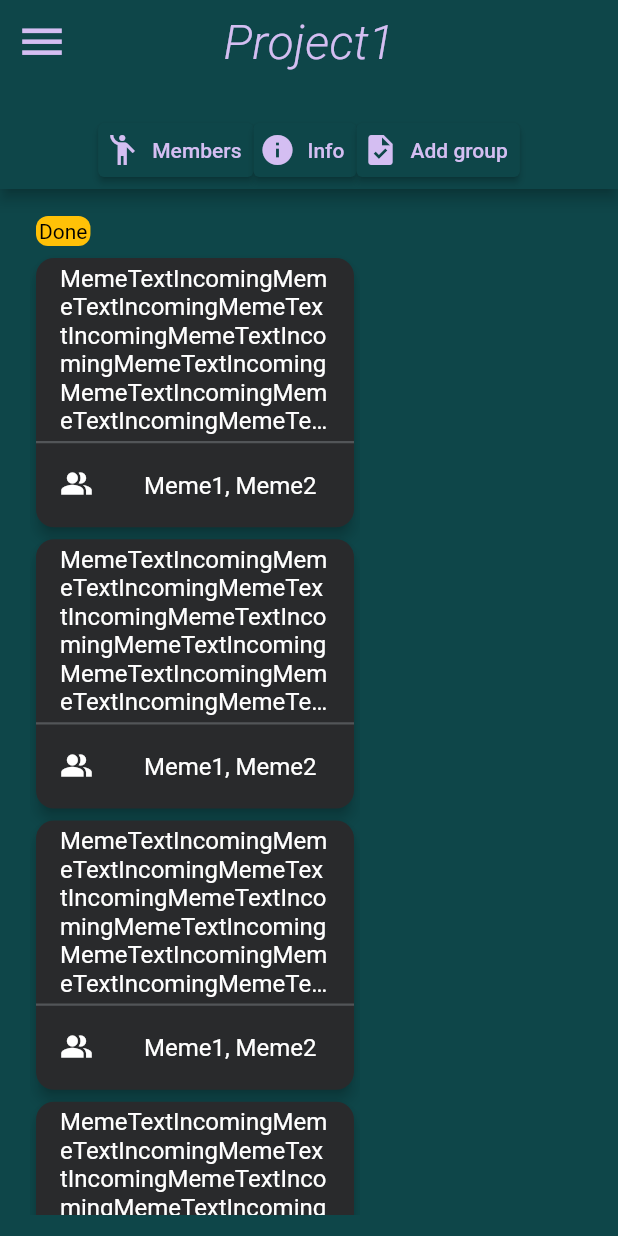
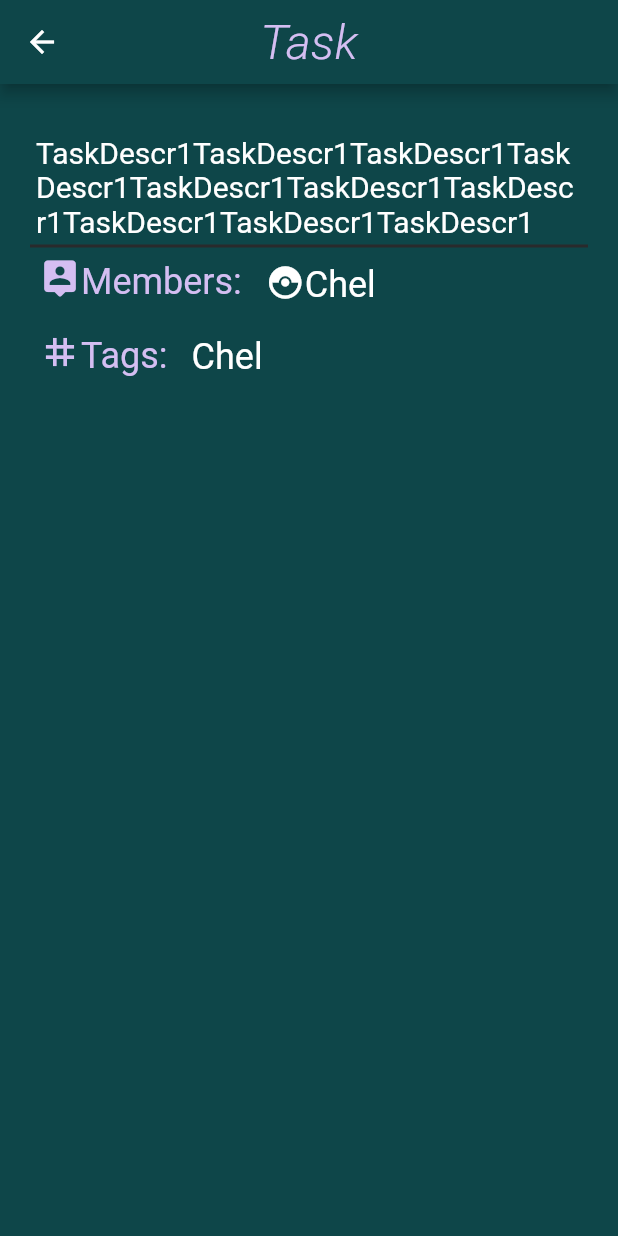
Before and after one commit to O-Tempora/Mobiles, a Flutter app: the ProjectPage screen opened directly, after a tap on "MemeTextIncomingMemeTextIncomingMemeText", on a phone screen of 412 x 824 dp. Run offline on Flutter 3.47's test engine with Material 2 defaults, Android fonts, the phone set to English and light mode, and no system bars; our stand-ins replace flutter_svg.

Commit message:
feat: added member and task pages, started mapping

```diff
--- a/app/lib/components/ProjectDrawer.dart
+++ b/app/lib/components/ProjectDrawer.dart
@@ -44,8 +44,10 @@ class _ProjectDrawerState extends State<ProjectDrawer> {
               children: [
                 Padding(
                   padding: EdgeInsets.fromLTRB(0, 8, 0, 8),
+                  child: Card(
+                    color: Color.fromARGB(255, 39, 41, 41),
+                    elevation: 16,
                     child: ListTile(
-                    tileColor: Color.fromARGB(255, 59, 59, 59),
                       title: Container(
                         alignment: Alignment.centerLeft,
                         child: const Text(
@@ -59,10 +61,13 @@ class _ProjectDrawerState extends State<ProjectDrawer> {
                       onTap: () => {Navigator.of(context).pop()},
                     ),
                   ),
+                ),
                 Padding(
                   padding: EdgeInsets.fromLTRB(0, 8, 0, 8),
+                  child: Card(
+                    color: Color.fromARGB(255, 39, 41, 41),
+                    elevation: 16,
                     child: ListTile(
-                    tileColor: Color.fromARGB(255, 59, 59, 59),
                       title: Container(
                         alignment: Alignment.centerLeft,
                         child: const Text(
@@ -76,14 +81,17 @@ class _ProjectDrawerState extends State<ProjectDrawer> {
                       onTap: () => {Navigator.of(context).pop()},
                     ),
                   ),
+                ),
                 Padding(
                   padding: EdgeInsets.fromLTRB(0, 8, 0, 8),
+                  child: Card(
+                    color: Color.fromARGB(255, 39, 41, 41),
+                    elevation: 16,
                     child: ListTile(
-                    tileColor: Color.fromARGB(255, 59, 59, 59),
                       title: Container(
                         alignment: Alignment.centerLeft,
                         child: const Text(
-                        'Flutter goes brrrrrr',
+                          'Pomogite',
                           style: TextStyle(
                             color: Color.fromRGBO(212, 190, 242, 1.0),
                             fontSize: 16
@@ -91,6 +99,7 @@ class _ProjectDrawerState extends State<ProjectDrawer> {
                         )
                       ),
                       onTap: () => {Navigator.of(context).pop()},
+                    ),
                   ),
                 ),
               ],
--- a/app/lib/components/Task.dart
+++ b/app/lib/components/Task.dart
@@ -1,6 +1,7 @@
 import 'package:flutter/src/widgets/container.dart';
 import 'package:flutter/src/widgets/framework.dart';
 import 'package:flutter/material.dart';
+import 'package:app/pages/taskDetailed.dart';
 
 class Task extends StatefulWidget {
   const Task({super.key});
@@ -13,7 +14,12 @@ class _TaskState extends State<Task> {
   @override
   Widget build(BuildContext context) {
     return GestureDetector(
-      onTap: () {},
+      onTap: () => {
+        Navigator.push(
+          context,
+          MaterialPageRoute(builder:(context) => const TaskDetailed())
+        )
+      },
       child: Card(
         elevation: 4.0,
         shape: RoundedRectangleBorder(
--- a/app/lib/pages/authentication.dart
+++ b/app/lib/pages/authentication.dart
@@ -20,7 +20,7 @@ class _AuthenticationPageState extends State<AuthenticationPage> {
       body: Column(
         children: <Widget>[
           Padding(
-            padding: const EdgeInsets.only(top: 80),
+            padding: const EdgeInsets.only(top: 40),
             child: logo()
           ),
           fields()
--- a/app/lib/pages/project.dart
+++ b/app/lib/pages/project.dart
@@ -2,6 +2,7 @@ import 'package:app/components/ProjectDrawer.dart';
 import 'package:app/components/TaskGroup.dart';
 import 'package:app/pages/info.dart';
 import 'package:flutter/material.dart';
+import 'package:app/pages/members.dart';
 
 class ProjectPage extends StatefulWidget {
   const ProjectPage({super.key});
@@ -77,7 +78,12 @@ class _ProjectPageState extends State<ProjectPage> {
                         EdgeInsets.fromLTRB(4, 2, 8, 2)
                       )
                     ),
-                    onPressed: (){},
+                    onPressed: () => {
+                    Navigator.push(
+                      context,
+                      MaterialPageRoute(builder:(context) => const MembersPage())
+                    )
+                  },
                 ),
                 ElevatedButton.icon(
                     icon: const Icon(Icons.info, color: Color.fromRGBO(212, 190, 242, 1.0)),
--- /dev/null
+++ b/app/lib/pages/taskDetailed.dart
@@ -0,0 +1,173 @@
+import 'package:flutter/src/widgets/container.dart';
+import 'package:flutter/src/widgets/framework.dart';
+import 'package:flutter/material.dart';
+
+class TaskDetailed extends StatefulWidget {
+  const TaskDetailed({super.key});
+
+  @override
+  State<TaskDetailed> createState() => _TaskDetailedState();
+}
+
+class _TaskDetailedState extends State<TaskDetailed> {
+  @override
+  Widget build(BuildContext context) {
+    return Scaffold(
+      backgroundColor: Theme.of(context).primaryColor,
+      appBar: AppBar(
+        backgroundColor: Theme.of(context).primaryColor,
+        title: const Text('Task',
+          textAlign: TextAlign.center,
+          style: TextStyle(
+            fontWeight: FontWeight.w300,
+            color: Color.fromRGBO(212, 190, 242, 1.0),
+            fontSize: 32,
+            fontStyle: FontStyle.italic
+          )
+        ),
+        centerTitle: true,
+      ),
+      body: SingleChildScrollView(
+        padding: EdgeInsets.fromLTRB(20, 30, 20, 30),
+        child: Column(
+          mainAxisSize: MainAxisSize.min,
+          children: [
+            Container(
+              padding: EdgeInsets.all(4),
+              decoration: const BoxDecoration(
+                border: Border(
+                  bottom: BorderSide(
+                    color: const Color.fromARGB(255, 41, 42, 44),
+                    width: 2
+                  )
+                )
+              ),
+              child: const Text(
+                'TaskDescr1TaskDescr1TaskDescr1TaskDescr1TaskDescr1TaskDescr1TaskDescr1TaskDescr1TaskDescr1TaskDescr1',
+                style: TextStyle(
+                  color: Colors.white,
+                  fontSize: 20
+                )
+              )
+            ),
+            Row(
+              crossAxisAlignment: CrossAxisAlignment.start,
+              children: [
+                Padding(
+                  padding: EdgeInsets.all(6),
+                  child: RichText(
+                    textAlign: TextAlign.center,
+                    text: const TextSpan(
+                      children: [
+                        WidgetSpan(
+                          child: Icon(
+                            Icons.person_pin_rounded,
+                            color: Color.fromRGBO(212, 190, 242, 1.0),
+                            size: 28,
+                          )
+                        ),
+                        TextSpan(
+                          text: 'Members:',
+                          style: TextStyle(
+                            color: Color.fromRGBO(212, 190, 242, 1.0),
+                            fontSize: 24
+                          )
+                        ),
+                      ]
+                    )
+                  ),
+                ),
+                Expanded(
+                  child: Padding(
+                    padding: EdgeInsets.all(10),
+                    child: Wrap(
+                      spacing: 4,
+                      runSpacing: 2,
+                      children: [
+                        Container(
+                          alignment: Alignment.centerLeft,
+                          child: RichText(
+                            text: const TextSpan(
+                              children: [
+                                WidgetSpan(
+                                  child: Icon(
+                                    Icons.catching_pokemon,
+                                    color: Colors.white,
+                                    size: 26,
+                                  )
+                                ),
+                                TextSpan(
+                                  text: 'Chel',
+                                  style: TextStyle(
+                                    color: Colors.white,
+                                    fontSize: 24
+                                  )
+                                )
+                              ]
+                            ),
+                          ),
+                        ),
+                      ],
+                    ),
+                  ),
+                ),
+              ]
+            ),
+            Row(
+              crossAxisAlignment: CrossAxisAlignment.start,
+              children: [
+                Padding(
+                  padding: EdgeInsets.all(6),
+                  child: RichText(
+                    textAlign: TextAlign.center,
+                    text: const TextSpan(
+                      children: [
+                        WidgetSpan(
+                          child: Icon(
+                            Icons.tag_sharp,
+                            color: Color.fromRGBO(212, 190, 242, 1.0),
+                            size: 28,
+                          )
+                        ),
+                        TextSpan(
+                          text: 'Tags:',
+                          style: TextStyle(
+                            color: Color.fromRGBO(212, 190, 242, 1.0),
+                            fontSize: 24
+                          )
+                        ),
+                      ]
+                    )
+                  ),
+                ),
+                Expanded(
+                  child: Padding(
+                    padding: EdgeInsets.all(10),
+                    child: Wrap(
+                      spacing: 4,
+                      runSpacing: 2,
+                      children: [
+                        Container(
+                          alignment: Alignment.centerLeft,
+                          child: RichText(
+                            text: const TextSpan(
+                              text: 'Chel',
+                              style: TextStyle(
+                                color: Colors.white,
+                                fontSize: 24
+                              )
+                            )
+                          ),
+                        ),
+                      ],
+                    ),
+                  ),
+                ),
+              ]
+            )
+          ]
+        )
+      )
+    );
+  }
+}
--- a/app/pubspec.yaml
+++ b/app/pubspec.yaml
@@ -33,10 +33,12 @@ dependencies:
     sdk: flutter
 
 
+
   # The following adds the Cupertino Icons font to your application.
   # Use with the CupertinoIcons class for iOS style icons.
   cupertino_icons: ^1.0.2
   flutter_svg: ^1.1.5
+  path_provider: ^2.0.11
 
 dev_dependencies:
   flutter_test:
```
Also changed, not shown: app/lib/components/MemberCard.dart (added, +75 -0 lines), app/lib/domain/dataManager.dart (added, +77 -0 lines), app/lib/pages/members.dart (added, +62 -0 lines), app/lib/pages/registration.dart (+18 -9 lines), app/assets/Members.svg (added), app/pubspec.lock. Lines whose indentation alone changed are shown as unchanged.
